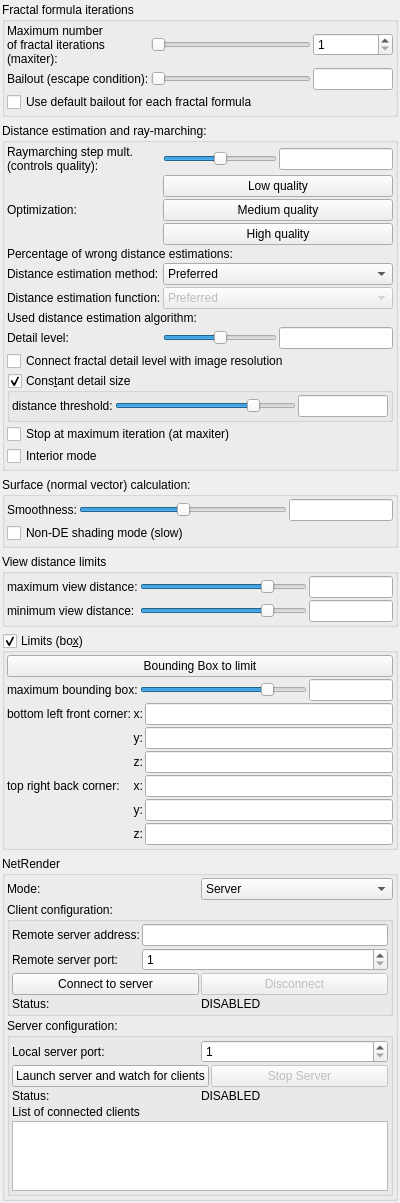
Old version of the form mandelbulber2/qt/dock_rendering_engine.ui in the repository buddhi1980/mandelbulber2.
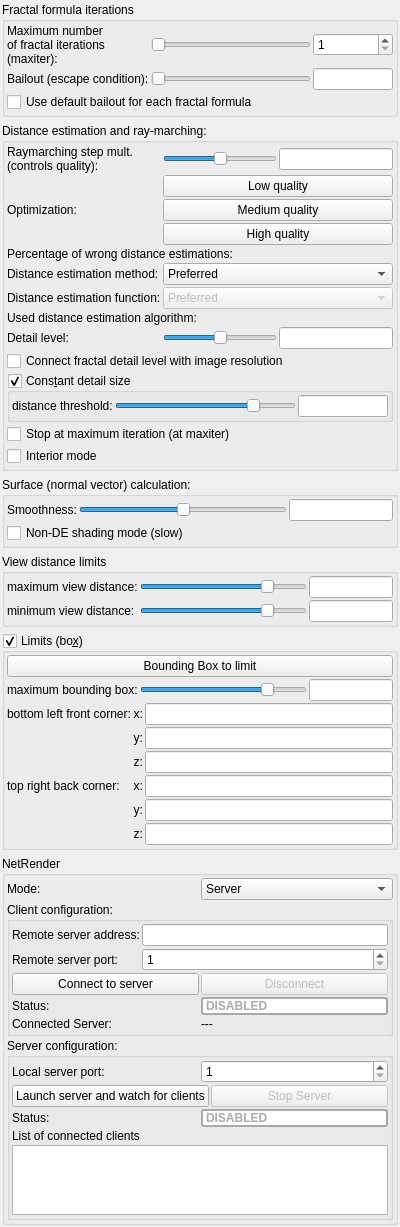
New version of the form. Icons and pictures are not drawn. Custom widgets are drawn as their Qt base class.

Commit message: netrender - display server name in client on connection

Diff of the .ui file:
```diff
--- a/mandelbulber2/qt/dock_rendering_engine.ui
+++ b/mandelbulber2/qt/dock_rendering_engine.ui
@@ -1208,11 +1208,29 @@
            </item>
            <item row="0" column="1">
             <widget class="QLabel" name="label_netrender_client_status">
+             <property name="styleSheet">
+              <string notr="true">color: darkgrey; font-weight: bold; border: 2px solid darkgray;
+border-radius: 3px; background: white; text-align: center; qproperty-alignment: AlignCenter;</string>
+             </property>
              <property name="text">
               <string>DISABLED</string>
              </property>
             </widget>
            </item>
+           <item row="1" column="0">
+            <widget class="QLabel" name="label_client_connected_server">
+             <property name="text">
+              <string>Connected Server:</string>
+             </property>
+            </widget>
+           </item>
+           <item row="1" column="1">
+            <widget class="QLabel" name="label_netrender_client_connected_server">
+             <property name="text">
+              <string>---</string>
+             </property>
+            </widget>
+           </item>
           </layout>
          </item>
         </layout>
@@ -1333,6 +1351,10 @@
            </item>
            <item row="0" column="1">
             <widget class="QLabel" name="label_netrender_server_status">
+             <property name="styleSheet">
+              <string notr="true">color: darkgrey; font-weight: bold; border: 2px solid darkgray;
+border-radius: 3px; background: white; text-align: center; qproperty-alignment: AlignCenter;</string>
+             </property>
              <property name="text">
               <string>DISABLED</string>
              </property>
```
The commit also changes 3 other files.
